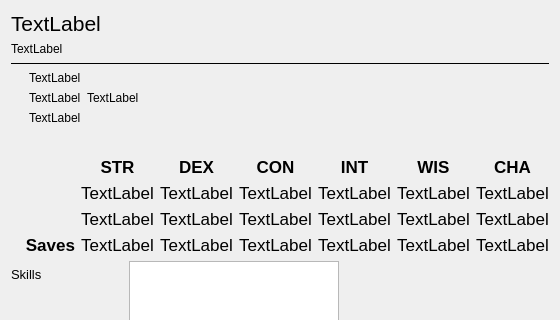
Old version of the form bestiary-widget/dndbestiarypage.ui in the repository Technohamster-py/dm-assist; both pictures show x 0 to 560 and y 0 to 320 of the 560 by 978 pixel window.
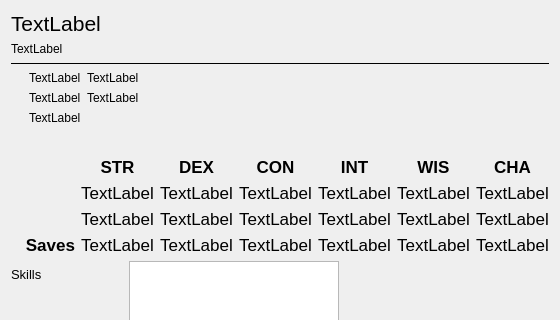
New version of the form. Icons and pictures are not drawn. Custom widgets are drawn as their Qt base class.

Commit message:
Исправлен лейбл класса доспеха
Лейбл разделен на непосредственно нумерное значение и пояснение. Это исправляет добавление в трекер инициативы

Diff of the .ui file:
```diff
--- a/bestiary-widget/dndbestiarypage.ui
+++ b/bestiary-widget/dndbestiarypage.ui
@@ -75,13 +75,6 @@
          </property>
         </widget>
        </item>
-       <item row="0" column="1">
-        <widget class="QLabel" name="acLabel">
-         <property name="text">
-          <string notr="true">TextLabel</string>
-         </property>
-        </widget>
-       </item>
        <item row="1" column="0">
         <widget class="QLabel" name="heart">
          <property name="text">
@@ -133,6 +126,24 @@
          </item>
         </layout>
        </item>
+       <item row="0" column="1">
+        <layout class="QHBoxLayout" name="horizontalLayout_3">
+         <item>
+          <widget class="QLabel" name="acLabel">
+           <property name="text">
+            <string notr="true">TextLabel</string>
+           </property>
+          </widget>
+         </item>
+         <item>
+          <widget class="QLabel" name="acCalcLabel">
+           <property name="text">
+            <string>TextLabel</string>
+           </property>
+          </widget>
+         </item>
+        </layout>
+       </item>
       </layout>
      </item>
      <item>
```
The commit also changes 1 other file.
